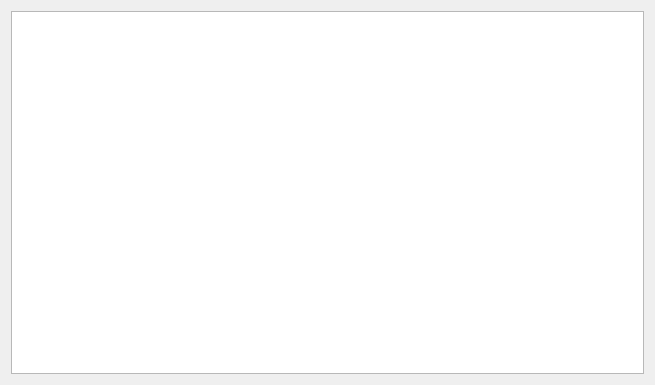
Above: IG/producteurIG/producteurPanel/producteurpanel.ui from 4mbroise/goodBasket before the change. Below: the same form after it.
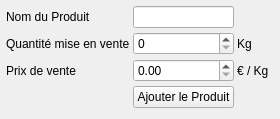
That is the form after the change.

Commit message: IG producteur cas ajouter et retirer produit

```diff
--- a/IG/producteurIG/producteurPanel/producteurpanel.ui
+++ b/IG/producteurIG/producteurPanel/producteurpanel.ui
@@ -1,17 +1,20 @@
 <?xml version="1.0" encoding="UTF-8"?>
 <ui version="4.0">
- <class>producteurPanel</class>
- <widget class="QWidget" name="producteurPanel">
+ <class>Widget</class>
+ <widget class="QWidget" name="Widget">
+  <property name="enabled">
+   <bool>true</bool>
+  </property>
   <property name="geometry">
    <rect>
     <x>0</x>
     <y>0</y>
-    <width>655</width>
-    <height>385</height>
+    <width>253</width>
+    <height>107</height>
    </rect>
   </property>
   <property name="sizePolicy">
-   <sizepolicy hsizetype="Preferred" vsizetype="Preferred">
+   <sizepolicy hsizetype="Maximum" vsizetype="Maximum">
     <horstretch>0</horstretch>
     <verstretch>0</verstretch>
    </sizepolicy>
@@ -25,9 +28,129 @@
   <property name="windowTitle">
    <string>producteurPanel</string>
   </property>
-  <layout class="QHBoxLayout" name="horizontalLayout_3">
-   <item>
-    <widget class="QListWidget" name="listWidget"/>
+  <layout class="QGridLayout" name="gridLayout_2">
+   <property name="sizeConstraint">
+    <enum>QLayout::SetMinimumSize</enum>
+   </property>
+   <property name="leftMargin">
+    <number>6</number>
+   </property>
+   <property name="topMargin">
+    <number>6</number>
+   </property>
+   <property name="horizontalSpacing">
+    <number>3</number>
+   </property>
+   <property name="verticalSpacing">
+    <number>4</number>
+   </property>
+   <item row="3" column="1">
+    <widget class="QPushButton" name="buttonAjouterProduit">
+     <property name="sizePolicy">
+      <sizepolicy hsizetype="Preferred" vsizetype="Preferred">
+       <horstretch>0</horstretch>
+       <verstretch>0</verstretch>
+      </sizepolicy>
+     </property>
+     <property name="text">
+      <string>Ajouter le Produit</string>
+     </property>
+    </widget>
+   </item>
+   <item row="0" column="0">
+    <widget class="QLabel" name="label">
+     <property name="sizePolicy">
+      <sizepolicy hsizetype="Preferred" vsizetype="Preferred">
+       <horstretch>0</horstretch>
+       <verstretch>0</verstretch>
+      </sizepolicy>
+     </property>
+     <property name="text">
+      <string>Nom du Produit</string>
+     </property>
+    </widget>
+   </item>
+   <item row="0" column="1">
+    <widget class="QLineEdit" name="lineEditNom">
+     <property name="sizePolicy">
+      <sizepolicy hsizetype="Preferred" vsizetype="Preferred">
+       <horstretch>0</horstretch>
+       <verstretch>0</verstretch>
+      </sizepolicy>
+     </property>
+    </widget>
+   </item>
+   <item row="2" column="2">
+    <widget class="QLabel" name="label_4">
+     <property name="sizePolicy">
+      <sizepolicy hsizetype="Preferred" vsizetype="Preferred">
+       <horstretch>0</horstretch>
+       <verstretch>0</verstretch>
+      </sizepolicy>
+     </property>
+     <property name="text">
+      <string>€ / Kg</string>
+     </property>
+    </widget>
+   </item>
+   <item row="1" column="2">
+    <widget class="QLabel" name="label_5">
+     <property name="sizePolicy">
+      <sizepolicy hsizetype="Preferred" vsizetype="Preferred">
+       <horstretch>0</horstretch>
+       <verstretch>0</verstretch>
+      </sizepolicy>
+     </property>
+     <property name="text">
+      <string>Kg</string>
+     </property>
+    </widget>
+   </item>
+   <item row="2" column="0">
+    <widget class="QLabel" name="label_3">
+     <property name="sizePolicy">
+      <sizepolicy hsizetype="Preferred" vsizetype="Preferred">
+       <horstretch>0</horstretch>
+       <verstretch>0</verstretch>
+      </sizepolicy>
+     </property>
+     <property name="text">
+      <string>Prix de vente</string>
+     </property>
+    </widget>
+   </item>
+   <item row="1" column="1">
+    <widget class="QSpinBox" name="spinQuantity">
+     <property name="sizePolicy">
+      <sizepolicy hsizetype="Preferred" vsizetype="Preferred">
+       <horstretch>0</horstretch>
+       <verstretch>0</verstretch>
+      </sizepolicy>
+     </property>
+    </widget>
+   </item>
+   <item row="2" column="1">
+    <widget class="QDoubleSpinBox" name="spinPrix">
+     <property name="sizePolicy">
+      <sizepolicy hsizetype="Preferred" vsizetype="Preferred">
+       <horstretch>0</horstretch>
+       <verstretch>0</verstretch>
+      </sizepolicy>
+     </property>
+    </widget>
+   </item>
+   <item row="1" column="0">
+    <widget class="QLabel" name="label_2">
+     <property name="sizePolicy">
+      <sizepolicy hsizetype="Preferred" vsizetype="Preferred">
+       <horstretch>0</horstretch>
+       <verstretch>0</verstretch>
+      </sizepolicy>
+     </property>
+     <property name="text">
+      <string>Quantité mise en vente</string>
+     </property>
+    </widget>
    </item>
   </layout>
  </widget>
```
Left out of the diff: 2 changed lines with no effect on the pictures. The commit also changes 8 other files.
